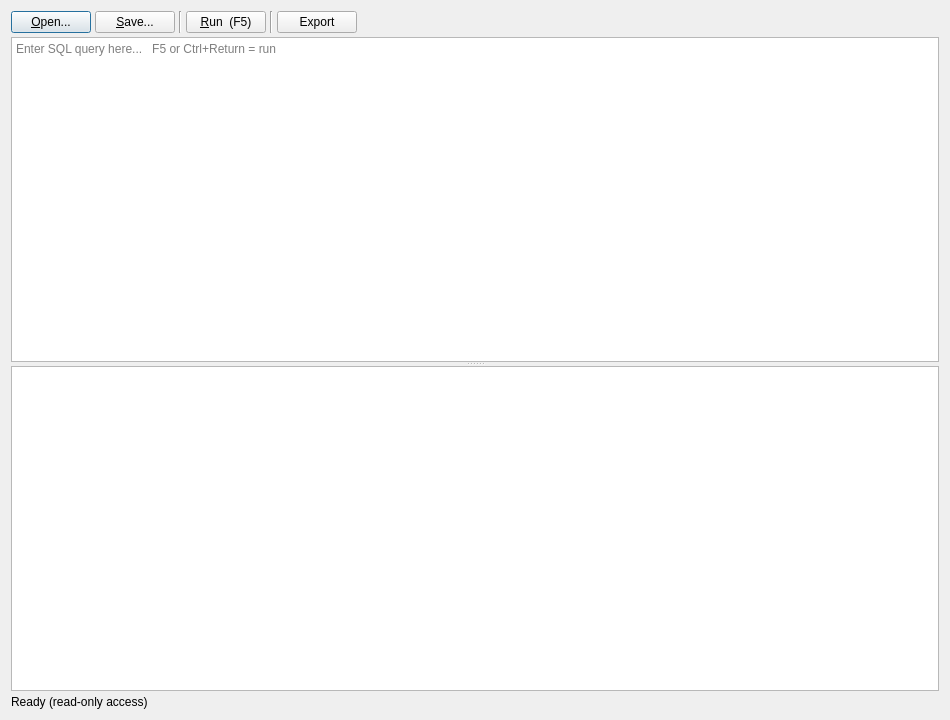
The window that ui/SqlQueryDialog.ui (aa5sh/QLog) describes before a commit, drawn with Qt 5.
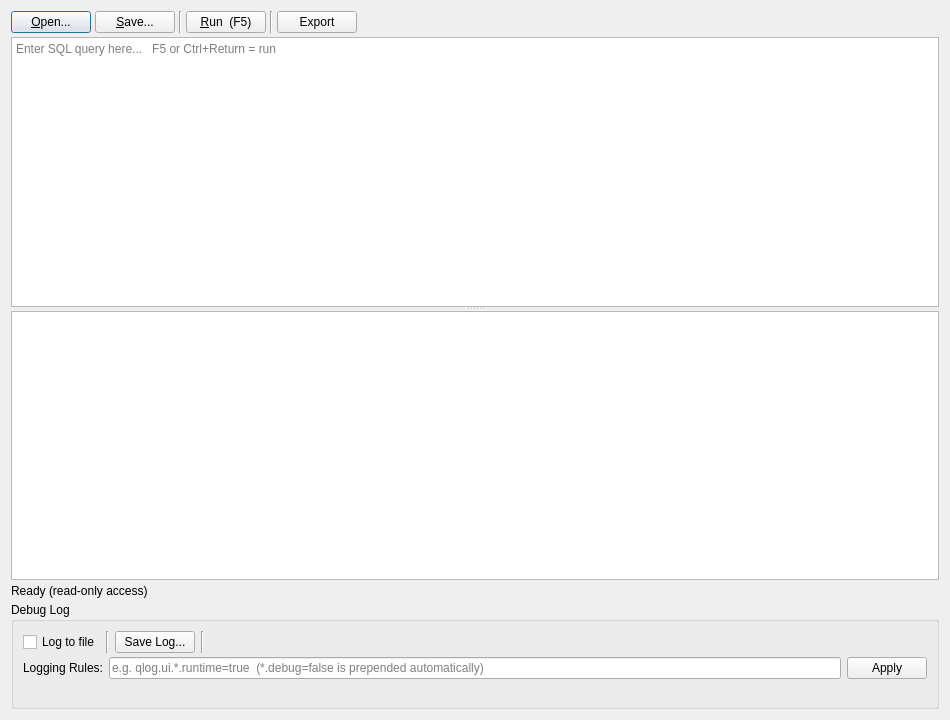
The same window after the commit.

What changed in the file:
```diff
--- a/ui/SqlQueryDialog.ui
+++ b/ui/SqlQueryDialog.ui
@@ -148,6 +148,122 @@
      </property>
     </widget>
    </item>
+   <item>
+    <widget class="QGroupBox" name="debugGroupBox">
+     <property name="title">
+      <string>Debug Log</string>
+     </property>
+     <layout class="QVBoxLayout" name="debugLayout">
+      <property name="spacing">
+       <number>4</number>
+      </property>
+      <item>
+       <layout class="QHBoxLayout" name="debugToolbarLayout">
+        <property name="spacing">
+         <number>6</number>
+        </property>
+        <item>
+         <widget class="QCheckBox" name="logToFileCheckBox">
+          <property name="text">
+           <string>Log to file</string>
+          </property>
+          <property name="toolTip">
+           <string>Enable/disable writing debug messages to a log file</string>
+          </property>
+         </widget>
+        </item>
+        <item>
+         <widget class="QFrame" name="debugSep1">
+          <property name="frameShape">
+           <enum>QFrame::VLine</enum>
+          </property>
+          <property name="frameShadow">
+           <enum>QFrame::Sunken</enum>
+          </property>
+         </widget>
+        </item>
+        <item>
+         <widget class="QPushButton" name="saveDebugLogButton">
+          <property name="text">
+           <string>Save Log...</string>
+          </property>
+          <property name="toolTip">
+           <string>Copy the current debug log file to a chosen location</string>
+          </property>
+         </widget>
+        </item>
+        <item>
+         <widget class="QFrame" name="debugSep2">
+          <property name="frameShape">
+           <enum>QFrame::VLine</enum>
+          </property>
+          <property name="frameShadow">
+           <enum>QFrame::Sunken</enum>
+          </property>
+         </widget>
+        </item>
+        <item>
+         <spacer name="debugToolbarSpacer">
+          <property name="orientation">
+           <enum>Qt::Horizontal</enum>
+          </property>
+          <property name="sizeHint" stdset="0">
+           <size>
+            <width>40</width>
+            <height>20</height>
+           </size>
+          </property>
+         </spacer>
+        </item>
+       </layout>
+      </item>
+      <item>
+       <layout class="QHBoxLayout" name="loggingRulesLayout">
+        <property name="spacing">
+         <number>6</number>
+        </property>
+        <item>
+         <widget class="QLabel" name="loggingRulesLabel">
+          <property name="text">
+           <string>Logging Rules:</string>
+          </property>
+         </widget>
+        </item>
+        <item>
+         <widget class="QLineEdit" name="loggingRulesEdit">
+          <property name="placeholderText">
+           <string>e.g. qlog.ui.*.runtime=true  (*.debug=false is prepended automatically)</string>
+          </property>
+          <property name="toolTip">
+           <string>QT_LOGGING_RULES filter string (semicolons separate rules)</string>
+          </property>
+         </widget>
+        </item>
+        <item>
+         <widget class="QPushButton" name="applyRulesButton">
+          <property name="text">
+           <string>Apply</string>
+          </property>
+          <property name="toolTip">
+           <string>Apply the logging rules immediately</string>
+          </property>
+         </widget>
+        </item>
+       </layout>
+      </item>
+      <item>
+       <widget class="QLabel" name="debugLogFileLabel">
+        <property name="text">
+         <string></string>
+        </property>
+        <property name="textInteractionFlags">
+         <set>Qt::TextSelectableByMouse</set>
+        </property>
+       </widget>
+      </item>
+     </layout>
+    </widget>
+   </item>
   </layout>
  </widget>
  <resources/>
```
